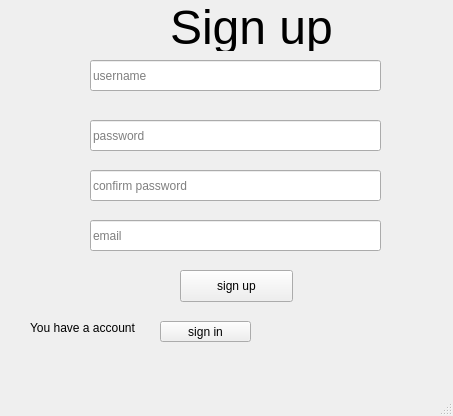
The window that sign_in.ui (trantienkhoa13/pta6final) describes before a commit, drawn with Qt 5.
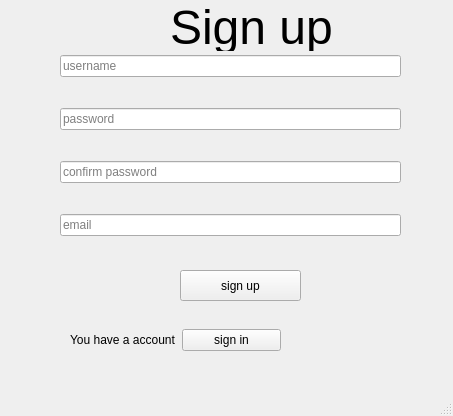
The same window after the commit.

```diff
--- a/sign_in.ui
+++ b/sign_in.ui
@@ -14,35 +14,6 @@
    <string>MainWindow</string>
   </property>
   <widget class="QWidget" name="centralwidget">
-   <widget class="QLineEdit" name="cfp_input">
-    <property name="geometry">
-     <rect>
-      <x>90</x>
-      <y>170</y>
-      <width>291</width>
-      <height>31</height>
-     </rect>
-    </property>
-    <property name="text">
-     <string/>
-    </property>
-    <property name="placeholderText">
-     <string>confirm password</string>
-    </property>
-   </widget>
-   <widget class="QPushButton" name="signup_button">
-    <property name="geometry">
-     <rect>
-      <x>180</x>
-      <y>270</y>
-      <width>113</width>
-      <height>32</height>
-     </rect>
-    </property>
-    <property name="text">
-     <string>sign up</string>
-    </property>
-   </widget>
    <widget class="QLabel" name="bigsignup">
     <property name="geometry">
      <rect>
@@ -56,78 +27,95 @@
      <string>&lt;html&gt;&lt;head/&gt;&lt;body&gt;&lt;p&gt;&lt;span style=&quot; font-size:36pt;&quot;&gt;Sign up&lt;/span&gt;&lt;/p&gt;&lt;/body&gt;&lt;/html&gt;</string>
     </property>
    </widget>
-   <widget class="QLineEdit" name="password_input">
+   <widget class="QWidget" name="horizontalLayoutWidget">
     <property name="geometry">
      <rect>
-      <x>90</x>
-      <y>120</y>
-      <width>291</width>
-      <height>31</height>
+      <x>70</x>
+      <y>300</y>
+      <width>211</width>
+      <height>80</height>
      </rect>
     </property>
-    <property name="text">
-     <string/>
-    </property>
-    <property name="placeholderText">
-     <string>password</string>
-    </property>
+    <layout class="QHBoxLayout" name="horizontalLayout">
+     <item>
+      <widget class="QLabel" name="youhaveaaccout">
+       <property name="text">
+        <string>You have a account</string>
+       </property>
+      </widget>
+     </item>
+     <item>
+      <widget class="QPushButton" name="signin_button">
+       <property name="text">
+        <string>sign in</string>
+       </property>
+      </widget>
+     </item>
+    </layout>
    </widget>
-   <widget class="QLabel" name="youhaveaaccout">
+   <widget class="QWidget" name="verticalLayoutWidget">
     <property name="geometry">
      <rect>
-      <x>30</x>
-      <y>320</y>
-      <width>151</width>
-      <height>16</height>
+      <x>60</x>
+      <y>30</y>
+      <width>341</width>
+      <height>231</height>
      </rect>
     </property>
-    <property name="text">
-     <string>You have a account</string>
-    </property>
+    <layout class="QVBoxLayout" name="verticalLayout">
+     <item>
+      <widget class="QLineEdit" name="username_input">
+       <property name="text">
+        <string/>
+       </property>
+       <property name="placeholderText">
+        <string>username</string>
+       </property>
+      </widget>
+     </item>
+     <item>
+      <widget class="QLineEdit" name="password_input">
+       <property name="text">
+        <string/>
+       </property>
+       <property name="placeholderText">
+        <string>password</string>
+       </property>
+      </widget>
+     </item>
+     <item>
+      <widget class="QLineEdit" name="cfp_input">
+       <property name="text">
+        <string/>
+       </property>
+       <property name="placeholderText">
+        <string>confirm password</string>
+       </property>
+      </widget>
+     </item>
+     <item>
+      <widget class="QLineEdit" name="email_input">
+       <property name="text">
+        <string/>
+       </property>
+       <property name="placeholderText">
+        <string>email</string>
+       </property>
+      </widget>
+     </item>
+    </layout>
    </widget>
-   <widget class="QPushButton" name="signin_button">
+   <widget class="QPushButton" name="signup_button">
     <property name="geometry">
      <rect>
-      <x>160</x>
-      <y>321</y>
-      <width>91</width>
-      <height>21</height>
-     </rect>
-    </property>
-    <property name="text">
-     <string>sign in</string>
-    </property>
-   </widget>
-   <widget class="QLineEdit" name="email_input">
-    <property name="geometry">
-     <rect>
-      <x>90</x>
-      <y>220</y>
-      <width>291</width>
+      <x>180</x>
+      <y>270</y>
+      <width>121</width>
       <height>31</height>
      </rect>
     </property>
     <property name="text">
-     <string/>
-    </property>
-    <property name="placeholderText">
-     <string>email</string>
-    </property>
-   </widget>
-   <widget class="QLineEdit" name="username_input">
-    <property name="geometry">
-     <rect>
-      <x>90</x>
-      <y>60</y>
-      <width>291</width>
-      <height>31</height>
-     </rect>
-    </property>
-    <property name="text">
-     <string/>
-    </property>
-    <property name="placeholderText">
-     <string>username</string>
+     <string>sign up</string>
     </property>
    </widget>
   </widget>
```
Left out of the diff: 2 changed lines with no effect on the pictures.
